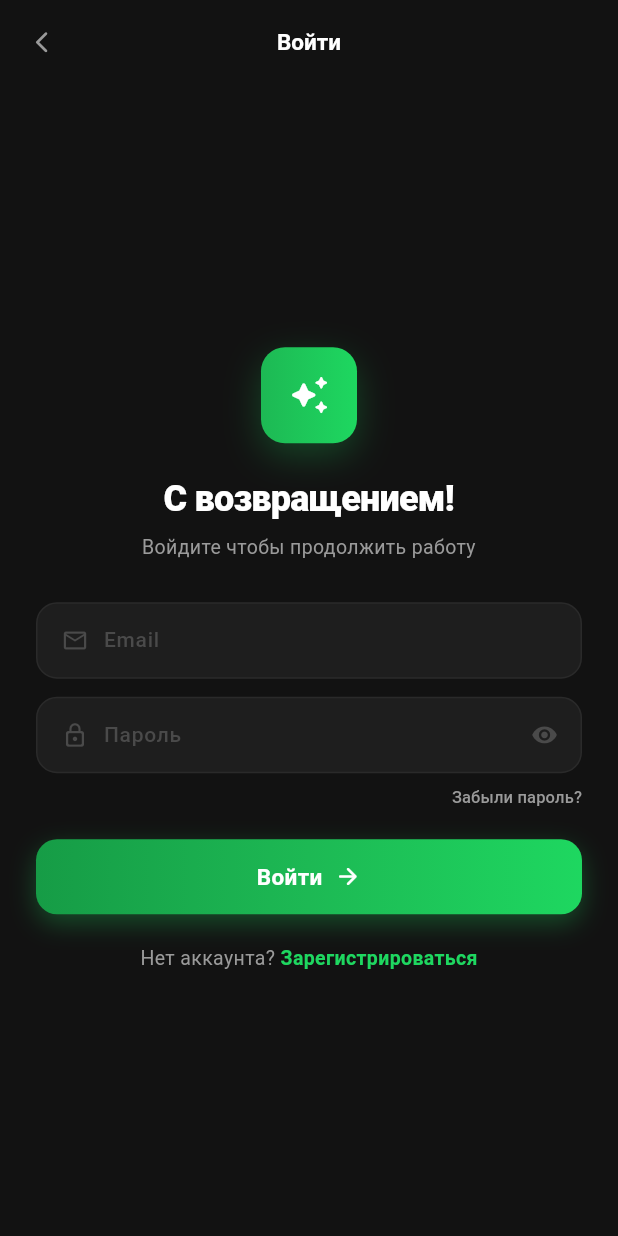
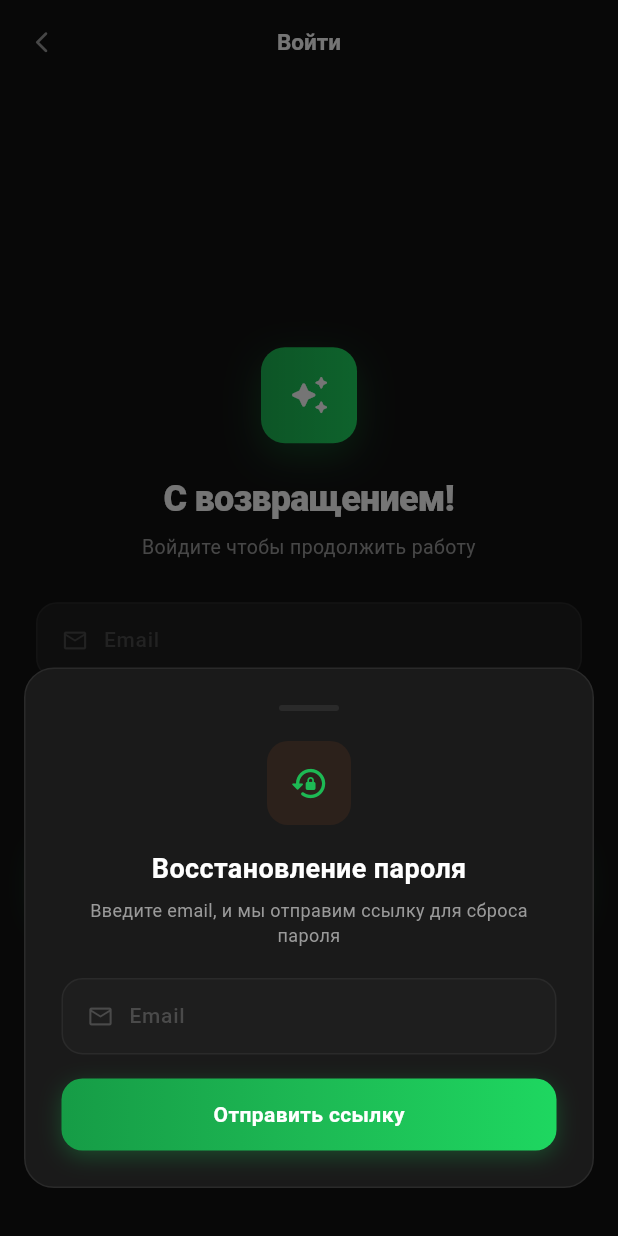
Before and after one commit to maximzhankevich1993/presentation-ai-flutter, a Flutter app: the LoginScreen screen opened directly, after a tap on the "visibility off" icon, after a tap on "Забыли пароль?", on a phone screen of 412 x 824 dp. Run offline on Flutter 3.47's test engine with Material 3 defaults, Android fonts, the light colour scheme and no system bars; our stand-ins replace dio, flutter_screenutil, image_picker, shared_preferences; missing offline and left inert: dart:html; accounts and stored records are empty.

Commit message:
Update login_screen.dart

```diff
--- a/lib/screens/login_screen.dart
+++ b/lib/screens/login_screen.dart
@@ -1,5 +1,5 @@
 import 'package:flutter/material.dart';
-import 'package:flutter_screenutil/flutter_screenutil.dart';
+import 'package:flutter/services.dart';
 import 'package:provider/provider.dart';
 import '../providers/user_provider.dart';
 import 'register_screen.dart';
@@ -53,7 +53,6 @@ class _LoginScreenState extends State<LoginScreen> {
     final email = _emailCtrl.text.trim();
     final password = _passwordCtrl.text.trim();
 
-    // Валидация
     if (email.isEmpty || !email.contains('@')) {
       setState(() => _error = 'Введите корректный email');
       return;
@@ -67,52 +66,38 @@ class _LoginScreenState extends State<LoginScreen> {
       return;
     }
 
-    setState(() {
-      _loading = true;
-      _error = null;
-    });
+    setState(() { _loading = true; _error = null; });
 
     try {
-      // Имитация входа (заменить на реальный API-запрос)
       await Future.delayed(const Duration(seconds: 2));
-
       if (!mounted) return;
 
-      // Сохраняем пользователя
       final up = Provider.of<UserProvider>(context, listen: false);
       await up.setUserEmail(email);
       await up.setUserName(email.split('@').first);
 
-      // Показываем успех
-      _showSuccess();
-
-      // Задержка чтобы снекбар был виден
+      _showSuccess('С возвращением! 🎉');
       await Future.delayed(const Duration(milliseconds: 500));
-
       if (!mounted) return;
 
-      // Переход на главный экран
       Navigator.pushAndRemoveUntil(
         context,
         MaterialPageRoute(builder: (_) => const HomeScreen()),
         (route) => false,
       );
     } catch (e) {
-      if (mounted) {
-        setState(() => _error = 'Неверный email или пароль');
-      }
+      if (mounted) setState(() => _error = 'Неверный email или пароль');
     } finally {
       if (mounted) setState(() => _loading = false);
     }
   }
 
-  void _showSuccess() {
+  void _showSuccess(String msg) {
     ScaffoldMessenger.of(context).showSnackBar(
       SnackBar(
         content: Row(children: [
           Container(
-            width: 24,
-            height: 24,
+            width: 24, height: 24,
             decoration: BoxDecoration(
               gradient: const LinearGradient(colors: [_T.accent, _T.accentLight]),
               borderRadius: BorderRadius.circular(6),
@@ -120,15 +105,151 @@ class _LoginScreenState extends State<LoginScreen> {
             child: const Icon(Icons.check_rounded, color: Colors.white, size: 14),
           ),
           const SizedBox(width: 10),
-          const Text(
-            'С возвращением! 🎉',
-            style: TextStyle(color: Colors.white, fontWeight: FontWeight.w600, fontSize: 13),
-          ),
+          Text(msg, style: const TextStyle(color: Colors.white, fontWeight: FontWeight.w600, fontSize: 13)),
         ]),
         backgroundColor: _T.accent.withOpacity(0.9),
         behavior: SnackBarBehavior.floating,
         shape: RoundedRectangleBorder(borderRadius: BorderRadius.circular(10)),
         margin: const EdgeInsets.fromLTRB(16, 0, 16, 24),
+      ),
+    );
+  }
+
+  void _showForgotPassword() {
+    final emailCtrl = TextEditingController();
+    final emailNode = FocusNode();
+    bool sent = false;
+    bool sending = false;
+    String? msg;
+
+    showModalBottomSheet(
+      context: context,
+      backgroundColor: Colors.transparent,
+      isScrollControlled: true,
+      builder: (ctx) => StatefulBuilder(
+        builder: (ctx, setModalState) => Container(
+          margin: const EdgeInsets.fromLTRB(16, 0, 16, 32),
+          decoration: BoxDecoration(
+            color: _T.bgSurface,
+            borderRadius: BorderRadius.circular(20),
+            border: Border.all(color: _T.border),
+          ),
+          padding: const EdgeInsets.all(24),
+          child: Column(mainAxisSize: MainAxisSize.min, children: [
+            // Handle
+            Container(
+              width: 40, height: 4,
+              margin: const EdgeInsets.only(bottom: 20),
+              decoration: BoxDecoration(color: _T.border, borderRadius: BorderRadius.circular(2)),
+            ),
+
+            if (!sent) ...[
+              Container(
+                width: 56, height: 56,
+                decoration: BoxDecoration(color: _T.accentDim, borderRadius: BorderRadius.circular(14)),
+                child: const Icon(Icons.lock_reset_rounded, color: _T.accent, size: 26),
+              ),
+              const SizedBox(height: 16),
+              const Text('Восстановление пароля',
+                style: TextStyle(color: _T.txtPrimary, fontWeight: FontWeight.w700, fontSize: 18)),
+              const SizedBox(height: 6),
+              const Text('Введите email, и мы отправим ссылку для сброса пароля',
+                style: TextStyle(color: _T.txtSecondary, fontSize: 12, height: 1.4),
+                textAlign: TextAlign.center),
+              const SizedBox(height: 20),
+
+              // Email field
+              _FormField(
+                controller: emailCtrl,
+                focusNode: emailNode,
+                hint: 'Email',
+                icon: Icons.email_outlined,
+                keyboardType: TextInputType.emailAddress,
+              ),
+              const SizedBox(height: 16),
+
+              // Send button
+              SizedBox(
+                width: double.infinity,
+                child: MouseRegion(
+                  cursor: SystemMouseCursors.click,
+                  child: GestureDetector(
+                    onTap: sending ? null : () async {
+                      final email = emailCtrl.text.trim();
+                      if (email.isEmpty || !email.contains('@')) {
+                        setModalState(() => msg = 'Введите корректный email');
+                        return;
+                      }
+                      setModalState(() { sending = true; msg = null; });
+                      await Future.delayed(const Duration(seconds: 2));
+                      setModalState(() { sending = false; sent = true; });
+                    },
+                    child: AnimatedContainer(
+                      duration: const Duration(milliseconds: 150),
+                      height: 48,
+                      decoration: BoxDecoration(
+                        gradient: sending ? null : const LinearGradient(
+                          colors: [Color(0xFF169C46), _T.accent, _T.accentLight],
+                          begin: Alignment.centerLeft, end: Alignment.centerRight,
+                        ),
+                        color: sending ? _T.bgHover : null,
+                        borderRadius: BorderRadius.circular(14),
+                        boxShadow: sending ? null : [
+                          BoxShadow(color: _T.accent.withOpacity(0.3), blurRadius: 12, offset: const Offset(0, 4)),
+                        ],
+                      ),
+                      child: Center(
+                        child: sending
+                            ? const SizedBox(width: 20, height: 20, child: CircularProgressIndicator(color: _T.accent, strokeWidth: 2))
+                            : const Text('Отправить ссылку', style: TextStyle(color: Colors.white, fontWeight: FontWeight.w700, fontSize: 14)),
+                      ),
+                    ),
+                  ),
+                ),
+              ),
+              if (msg != null)
+                Padding(
+                  padding: const EdgeInsets.only(top: 12),
+                  child: Text(msg!, style: const TextStyle(color: _T.danger, fontSize: 12)),
+                ),
+            ] else ...[
+              // Success state
+              Container(
+                width: 72, height: 72,
+                decoration: BoxDecoration(
+                  gradient: const LinearGradient(colors: [_T.accent, _T.accentLight]),
+                  borderRadius: BorderRadius.circular(20),
+                ),
+                child: const Icon(Icons.check_rounded, color: Colors.white, size: 36),
+              ),
+              const SizedBox(height: 16),
+              const Text('Письмо отправлено!',
+                style: TextStyle(color: _T.txtPrimary, fontWeight: FontWeight.w700, fontSize: 18)),
+              const SizedBox(height: 6),
+              const Text('Проверьте почту и перейдите по ссылке для сброса пароля',
+                style: TextStyle(color: _T.txtSecondary, fontSize: 12, height: 1.4),
+                textAlign: TextAlign.center),
+              const SizedBox(height: 20),
+              MouseRegion(
+                cursor: SystemMouseCursors.click,
+                child: GestureDetector(
+                  onTap: () => Navigator.pop(ctx),
+                  child: Container(
+                    width: double.infinity, height: 48,
+                    decoration: BoxDecoration(
+                      color: _T.bgCard,
+                      borderRadius: BorderRadius.circular(14),
+                      border: Border.all(color: _T.border),
+                    ),
+                    child: const Center(
+                      child: Text('Понятно', style: TextStyle(color: _T.txtPrimary, fontWeight: FontWeight.w600, fontSize: 14)),
+                    ),
+                  ),
+                ),
+              ),
+            ],
+          ]),
+        ),
       ),
     );
   }
@@ -139,14 +260,15 @@ class _LoginScreenState extends State<LoginScreen> {
       backgroundColor: _T.bgBase,
       appBar: AppBar(
         backgroundColor: _T.bgBase,
-        leading: IconButton(
+        leading: MouseRegion(
+          cursor: SystemMouseCursors.click,
+          child: IconButton(
             icon: const Icon(Icons.arrow_back_ios_rounded, color: _T.txtSecondary, size: 17),
             onPressed: () => Navigator.pop(context),
           ),
-        title: const Text(
-          'Войти',
-          style: TextStyle(color: _T.txtPrimary, fontWeight: FontWeight.w600, fontSize: 15),
         ),
+        title: const Text('Войти',
+          style: TextStyle(color: _T.txtPrimary, fontWeight: FontWeight.w600, fontSize: 15)),
         centerTitle: true,
       ),
       body: Center(
@@ -155,44 +277,28 @@ class _LoginScreenState extends State<LoginScreen> {
           child: ConstrainedBox(
             constraints: const BoxConstraints(maxWidth: 420),
             child: Column(mainAxisSize: MainAxisSize.min, children: [
-              // ── Лого ──────────────────────────────────────────
+              // Logo
               Container(
-                width: 64,
-                height: 64,
+                width: 64, height: 64,
                 decoration: BoxDecoration(
                   gradient: const LinearGradient(colors: [_T.accent, _T.accentLight]),
                   borderRadius: BorderRadius.circular(16),
-                  boxShadow: [
-                    BoxShadow(
-                      color: _T.accent.withOpacity(0.3),
-                      blurRadius: 20,
-                      offset: const Offset(0, 8),
-                    ),
-                  ],
+                  boxShadow: [BoxShadow(color: _T.accent.withOpacity(0.3), blurRadius: 20, offset: const Offset(0, 8))],
                 ),
                 child: const Icon(Icons.auto_awesome_rounded, color: Colors.white, size: 28),
               ),
               const SizedBox(height: 20),
 
-              // ── Заголовок ─────────────────────────────────────
-              const Text(
-                'С возвращением!',
-                style: TextStyle(
-                  color: _T.txtPrimary,
-                  fontWeight: FontWeight.w800,
-                  fontSize: 24,
-                  letterSpacing: -0.5,
-                ),
-              ),
+              // Title
+              const Text('С возвращением!',
+                style: TextStyle(color: _T.txtPrimary, fontWeight: FontWeight.w800, fontSize: 24, letterSpacing: -0.5)),
               const SizedBox(height: 6),
-              const Text(
-                'Войдите чтобы продолжить работу',
+              const Text('Войдите чтобы продолжить работу',
                 style: TextStyle(color: _T.txtSecondary, fontSize: 13, height: 1.4),
-                textAlign: TextAlign.center,
-              ),
+                textAlign: TextAlign.center),
               const SizedBox(height: 28),
 
-              // ── Ошибка ────────────────────────────────────────
+              // Error
               if (_error != null)
                 Container(
                   width: double.infinity,
@@ -206,20 +312,18 @@ class _LoginScreenState extends State<LoginScreen> {
                   child: Row(children: [
                     const Icon(Icons.error_outline_rounded, color: _T.danger, size: 16),
                     const SizedBox(width: 8),
-                    Expanded(
-                      child: Text(
-                        _error!,
-                        style: const TextStyle(color: _T.danger, fontSize: 12, fontWeight: FontWeight.w500),
-                      ),
-                    ),
-                    GestureDetector(
+                    Expanded(child: Text(_error!, style: const TextStyle(color: _T.danger, fontSize: 12, fontWeight: FontWeight.w500))),
+                    MouseRegion(
+                      cursor: SystemMouseCursors.click,
+                      child: GestureDetector(
                         onTap: () => setState(() => _error = null),
                         child: const Icon(Icons.close_rounded, color: _T.danger, size: 14),
+                      ),
                     ),
                   ]),
                 ),
 
-              // ── Поле Email ────────────────────────────────────
+              // Email
               _FormField(
                 controller: _emailCtrl,
                 focusNode: _emailNode,
@@ -230,7 +334,7 @@ class _LoginScreenState extends State<LoginScreen> {
               ),
               const SizedBox(height: 12),
 
-              // ── Поле Пароль ──────────────────────────────────
+              // Password
               _FormField(
                 controller: _passwordCtrl,
                 focusNode: _passwordNode,
@@ -238,86 +342,62 @@ class _LoginScreenState extends State<LoginScreen> {
                 icon: Icons.lock_outline_rounded,
                 obscure: _obscure,
                 onSubmit: _login,
-                suffix: IconButton(
+                suffix: MouseRegion(
+                  cursor: SystemMouseCursors.click,
+                  child: IconButton(
                     onPressed: () => setState(() => _obscure = !_obscure),
-                  icon: Icon(
-                    _obscure ? Icons.visibility_off_rounded : Icons.visibility_rounded,
-                    color: _T.txtMuted,
-                    size: 18,
-                  ),
+                    icon: Icon(_obscure ? Icons.visibility_off_rounded : Icons.visibility_rounded, color: _T.txtMuted, size: 18),
                     splashRadius: 16,
                   ),
                 ),
+              ),
 
-              // ── Забыли пароль ────────────────────────────────
+              // Forgot password
               Align(
                 alignment: Alignment.centerRight,
-                child: TextButton(
-                  onPressed: () {
-                    // TODO: forgot password
-                  },
-                  style: TextButton.styleFrom(
-                    padding: const EdgeInsets.only(top: 8),
-                    minimumSize: Size.zero,
-                    tapTargetSize: MaterialTapTargetSize.shrinkWrap,
-                  ),
-                  child: const Text(
-                    'Забыли пароль?',
-                    style: TextStyle(color: _T.txtSecondary, fontSize: 11, fontWeight: FontWeight.w500),
+                child: MouseRegion(
+                  cursor: SystemMouseCursors.click,
+                  child: GestureDetector(
+                    onTap: _showForgotPassword,
+                    child: Padding(
+                      padding: const EdgeInsets.only(top: 8, bottom: 4),
+                      child: Text('Забыли пароль?',
+                        style: TextStyle(color: _T.txtSecondary, fontSize: 11, fontWeight: FontWeight.w500)),
                     ),
                   ),
                 ),
-              const SizedBox(height: 20),
+              ),
+              const SizedBox(height: 16),
 
-              // ── Кнопка ────────────────────────────────────────
+              // Login button
               SizedBox(
                 width: double.infinity,
+                child: MouseRegion(
+                  cursor: _loading ? SystemMouseCursors.basic : SystemMouseCursors.click,
                   child: GestureDetector(
                     onTap: _loading ? null : _login,
                     child: AnimatedContainer(
                       duration: const Duration(milliseconds: 150),
                       height: 50,
                       decoration: BoxDecoration(
-                      gradient: _loading
-                          ? null
-                          : const LinearGradient(
+                        gradient: _loading ? null : const LinearGradient(
                           colors: [Color(0xFF169C46), _T.accent, _T.accentLight],
-                              begin: Alignment.centerLeft,
-                              end: Alignment.centerRight,
+                          begin: Alignment.centerLeft, end: Alignment.centerRight,
                         ),
                         color: _loading ? _T.bgHover : null,
                         borderRadius: BorderRadius.circular(14),
-                      boxShadow: _loading
-                          ? null
-                          : [
-                              BoxShadow(
-                                color: _T.accent.withOpacity(0.35),
-                                blurRadius: 14,
-                                offset: const Offset(0, 6),
-                              ),
+                        boxShadow: _loading ? null : [
+                          BoxShadow(color: _T.accent.withOpacity(0.35), blurRadius: 14, offset: const Offset(0, 6)),
                         ],
                       ),
                       child: Center(
                         child: _loading
-                          ? const SizedBox(
-                              width: 20,
-                              height: 20,
-                              child: CircularProgressIndicator(color: _T.accent, strokeWidth: 2),
-                            )
-                          : const Row(
-                              mainAxisAlignment: MainAxisAlignment.center,
-                              children: [
-                                Text(
-                                  'Войти',
-                                  style: TextStyle(
-                                    color: Colors.white,
-                                    fontWeight: FontWeight.w700,
-                                    fontSize: 15,
-                                  ),
-                                ),
+                            ? const SizedBox(width: 20, height: 20, child: CircularProgressIndicator(color: _T.accent, strokeWidth: 2))
+                            : const Row(mainAxisAlignment: MainAxisAlignment.center, children: [
+                                Text('Войти', style: TextStyle(color: Colors.white, fontWeight: FontWeight.w700, fontSize: 15)),
                                 SizedBox(width: 8),
                                 Icon(Icons.arrow_forward_rounded, color: Colors.white, size: 18),
-                              ],
+                              ]),
                       ),
                     ),
                   ),
@@ -325,26 +405,15 @@ class _LoginScreenState extends State<LoginScreen> {
               ),
               const SizedBox(height: 20),
 
-              // ── Нет аккаунта ─────────────────────────────────
+              // Register link
               Row(mainAxisAlignment: MainAxisAlignment.center, children: [
-                const Text(
-                  'Нет аккаунта? ',
-                  style: TextStyle(color: _T.txtSecondary, fontSize: 13),
-                ),
-                GestureDetector(
-                  onTap: () {
-                    Navigator.push(
-                      context,
-                      MaterialPageRoute(builder: (_) => const RegisterScreen()),
-                    );
-                  },
-                  child: const Text(
-                    'Зарегистрироваться',
-                    style: TextStyle(
-                      color: _T.accentLight,
-                      fontWeight: FontWeight.w700,
-                      fontSize: 13,
-                    ),
+                const Text('Нет аккаунта? ', style: TextStyle(color: _T.txtSecondary, fontSize: 13)),
+                MouseRegion(
+                  cursor: SystemMouseCursors.click,
+                  child: GestureDetector(
+                    onTap: () => Navigator.push(context, MaterialPageRoute(builder: (_) => const RegisterScreen())),
+                    child: const Text('Зарегистрироваться',
+                      style: TextStyle(color: _T.accentLight, fontWeight: FontWeight.w700, fontSize: 13)),
                   ),
                 ),
               ]),
@@ -404,22 +473,13 @@ class _FormFieldState extends State<_FormField> {
       decoration: BoxDecoration(
         color: _T.bgCard,
         borderRadius: BorderRadius.circular(14),
-        border: Border.all(
-          color: _focused ? _T.accent.withOpacity(0.5) : _T.border,
-          width: _focused ? 1.5 : 1,
-        ),
-        boxShadow: _focused
-            ? [BoxShadow(color: _T.accent.withOpacity(0.1), blurRadius: 8)]
-            : null,
+        border: Border.all(color: _focused ? _T.accent.withOpacity(0.5) : _T.border, width: _focused ? 1.5 : 1),
+        boxShadow: _focused ? [BoxShadow(color: _T.accent.withOpacity(0.1), blurRadius: 8)] : null,
       ),
       child: Row(children: [
         Padding(
           padding: const EdgeInsets.fromLTRB(16, 14, 10, 14),
-          child: Icon(
-            widget.icon,
-            color: _focused ? _T.accentLight : _T.txtMuted,
-            size: 18,
-          ),
+          child: Icon(widget.icon, color: _focused ? _T.accentLight : _T.txtMuted, size: 18),
         ),
         Expanded(
           child: TextField(
```
Lines whose indentation alone changed are shown as unchanged.
